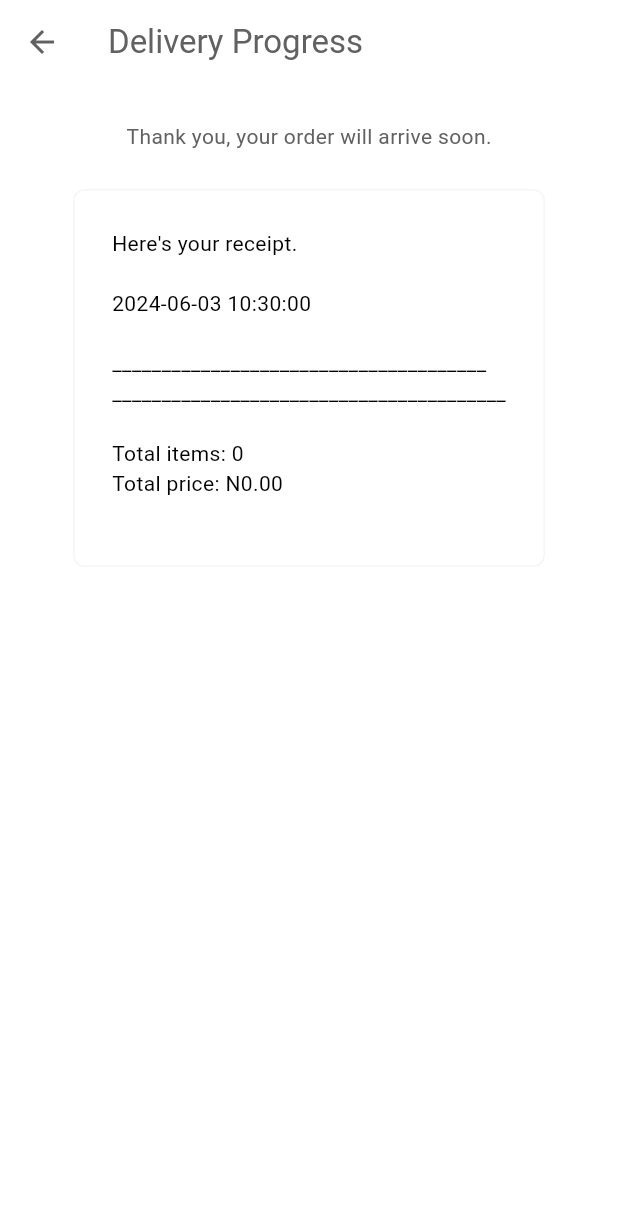
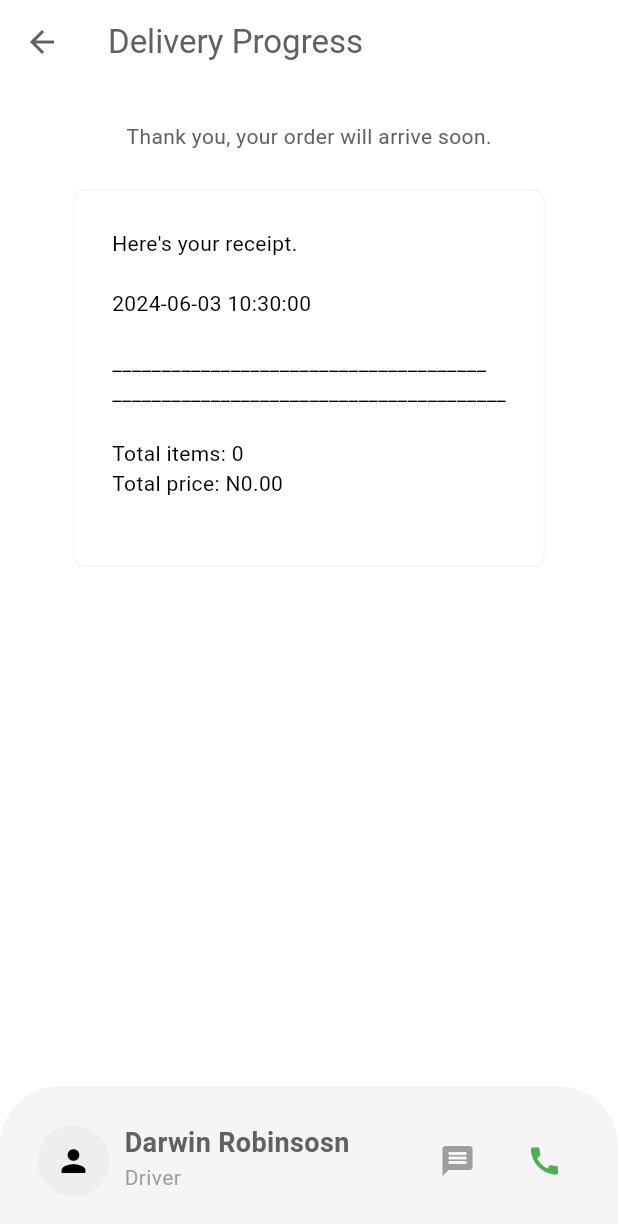
Before and after one commit to dr33k/delivr, a Flutter app: the DeliveryProgressScreen screen opened directly, on a phone screen of 412 x 824 dp. Shown: the top 1224 px of the screen. Run offline on Flutter 3.47's test engine with Material 3 defaults, Android fonts, the phone set to English and light mode, and no system bars; our stand-ins replace bloc, cloud_firestore, firebase_auth, firebase_core, flutter_credit_card and 1 more; missing offline and left inert: dart:ffi; accounts and stored records are empty.

Commit message:
Finished UI, but still needs touch up on dark mode

```diff
--- a/lib/screens/cart_screen.dart
+++ b/lib/screens/cart_screen.dart
@@ -3,9 +3,7 @@ import 'package:delivr/components/app_cart_tile.dart';
 import 'package:delivr/models/cart_item.dart';
 import 'package:delivr/models/restaurant.dart';
 import 'package:delivr/screens/payment_screen.dart';
-import 'package:flutter/cupertino.dart';
 import 'package:flutter/material.dart';
-import 'package:flutter/widgets.dart';
 import 'package:provider/provider.dart';
 
 class CartScreen extends StatelessWidget {
@@ -74,7 +72,7 @@ class CartScreen extends StatelessWidget {
               //Pay button
               AppButton(
                   onTap: ()=> Navigator.push(context, MaterialPageRoute(builder: (context)=> PaymentScreen())),
-                  text: "Checkout (N${restaurant.getTotalPrice()})"),
+                  text: "Checkout (N${restaurant.getTotalPrice().toStringAsFixed(2)})"),
 
               const SizedBox(height: 25),
             ],
--- a/lib/screens/delivery_progress_screen.dart
+++ b/lib/screens/delivery_progress_screen.dart
@@ -1,6 +1,7 @@
 import 'package:delivr/components/app_receipt.dart';
 import 'package:flutter/cupertino.dart';
 import 'package:flutter/material.dart';
+import 'package:flutter/widgets.dart';
 
 class DeliveryProgressScreen extends StatelessWidget {
   const DeliveryProgressScreen({super.key});
@@ -13,8 +14,78 @@ class DeliveryProgressScreen extends StatelessWidget {
         backgroundColor: Colors.transparent,
         foregroundColor: Theme.of(context).colorScheme.inversePrimary,
       ),
-
+bottomNavigationBar: _buildBottomNavigationBar(context),
       body: const Center(child: AppReceipt()),
     );
   }
+
+
+  //Custom Button Navigation Bar
+
+Widget _buildBottomNavigationBar(BuildContext context){
+    return Container(
+      padding: const EdgeInsets.all(25),
+      height: 100,
+      decoration: BoxDecoration(
+        color: Theme.of(context).colorScheme.secondary,
+        borderRadius: const BorderRadius.only(topLeft: Radius.circular(40), topRight: Radius.circular(40)),
+      ),
+      child: Row(
+        children: [
+          Container(
+           decoration: BoxDecoration(
+             color: Theme.of(context).colorScheme.background,
+              shape: BoxShape.circle
+           ),
+            child: IconButton(icon: const Icon(Icons.person),
+            onPressed: (){},
+            ),
+          ),
+
+          const SizedBox(width: 10),
+
+          Column(
+            crossAxisAlignment: CrossAxisAlignment.start,
+            children: [
+              Text("Darwin Robinsosn", style: TextStyle(
+                fontWeight: FontWeight.bold,
+                fontSize: 18,
+                color: Theme.of(context).colorScheme.inversePrimary,
+              ),
+              ),
+              Text("Driver", style: TextStyle(
+                color: Theme.of(context).colorScheme.primary,
+              ),)
+            ],
+          ),
+          const Spacer(),
+          Row(
+            children: [
+              Container(
+                decoration: BoxDecoration(
+                    color: Theme.of(context).colorScheme.secondary,
+                    shape: BoxShape.circle
+                ),
+                child: IconButton(icon: const Icon(Icons.message),
+                  onPressed: (){},
+                  color: Theme.of(context).colorScheme.primary,
+                ),
+              ),
+              const SizedBox(width: 10,),
+              Container(
+                decoration: BoxDecoration(
+                    color: Theme.of(context).colorScheme.secondary,
+                    shape: BoxShape.circle
+                ),
+                child: IconButton(icon: const Icon(Icons.call),
+                  onPressed: (){},
+                  color: Colors.green,
+                ),
+              ),
+            ],
+          )
+        ],
+      ),
+    );
 }
+}
```
